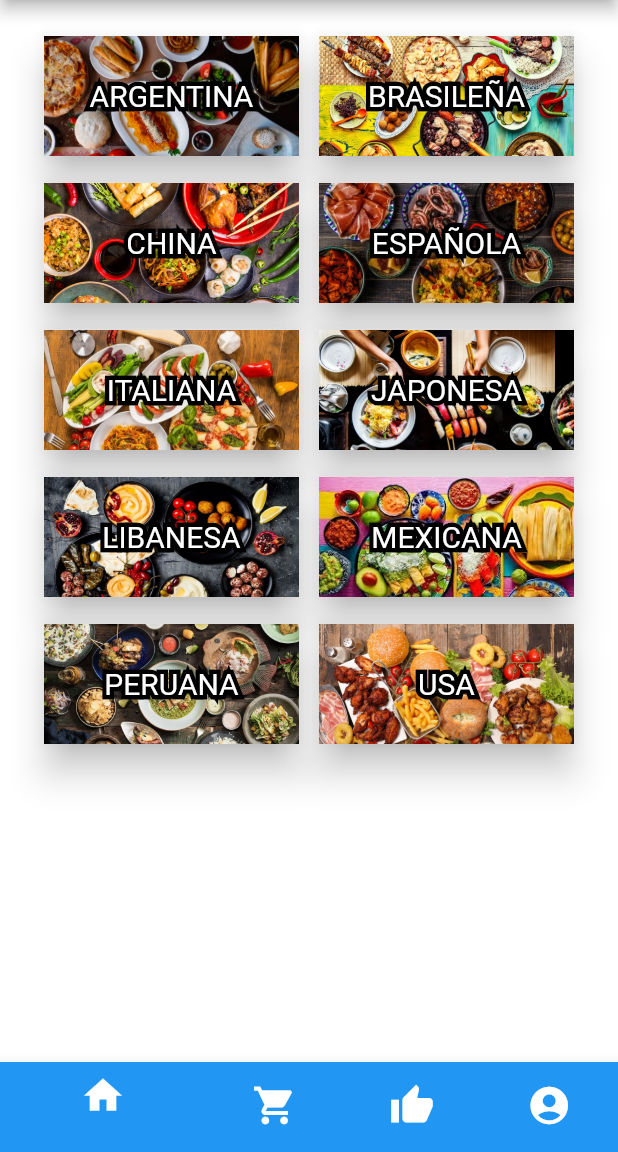
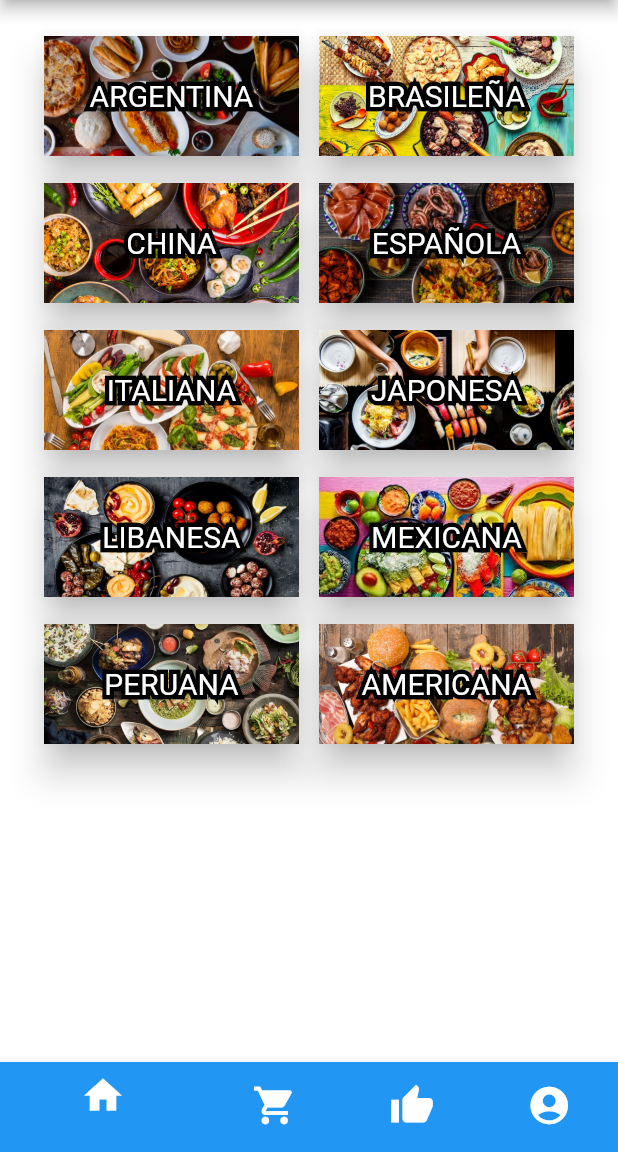
Before and after one commit to AXIOMANETWORK/Food_V1, a Flutter app: the HomePage screen opened directly, on a phone screen of 412 x 824 dp, the part 84-1236 px from its top. Run offline on Flutter 3.47's test engine with Material 2 defaults, Android fonts, the phone set to English and light mode, and no system bars; our stand-ins replace firebase_auth, firebase_core; accounts and stored records are empty.

Commit message:
Update home_page.dart

```diff
--- a/lib/screen/home_page.dart
+++ b/lib/screen/home_page.dart
@@ -73,7 +73,7 @@ class HomePage extends StatelessWidget {
               mainAxisAlignment: MainAxisAlignment.spaceEvenly,
               children: [
                 _cardImagen('images/comida_peruana.jpg', 'PERUANA'),
-                _cardImagen('images/comida_usa.jpg', 'USA')
+                _cardImagen('images/comida_usa.jpg', 'AMERICANA')
               ],
             ),
           ],
```
